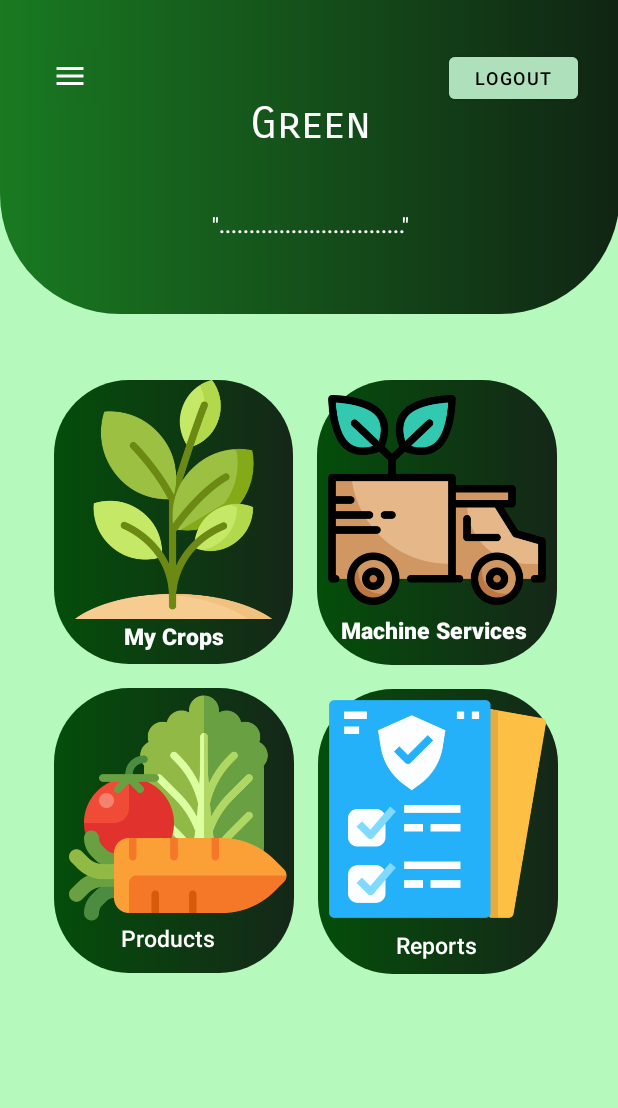
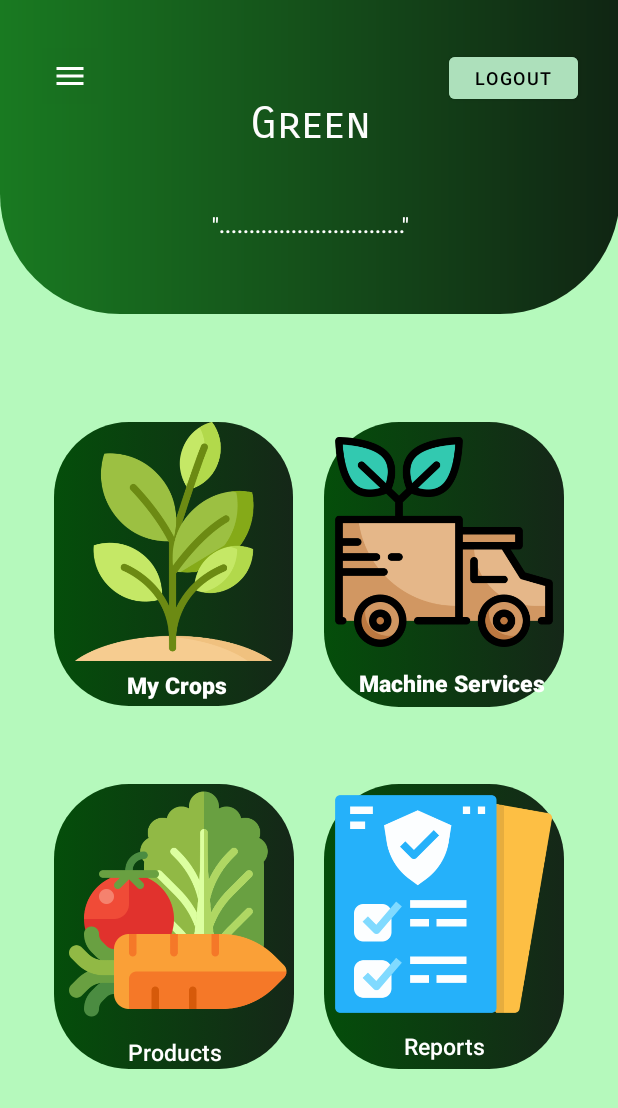
Before and after one commit to it21440472/Agri_App, an Android app: the screen it shows after launch once a user with an empty profile is signed in (homeActivity), on a phone screen of 412 x 824 dp. Shown: the top 1108 px of the screen. Run offline under Robolectric (Android 15) with nearby library versions, the phone set to English and light mode, and no system bars; our stand-ins replace Firebase (no records; nobody signed in at launch, a user with empty details on screens opened directly).

Commit message:
change  home UI

```diff
--- a/app/src/main/res/layout/activity_home.xml
+++ b/app/src/main/res/layout/activity_home.xml
@@ -79,55 +79,65 @@
             android:id="@+id/imageButton"
             android:layout_width="160dp"
             android:layout_height="190dp"
-            android:layout_marginStart="16dp"
-            android:layout_marginTop="44dp"
+            android:layout_marginTop="72dp"
+            android:layout_marginEnd="36dp"
             android:background="@drawable/iconback"
             android:scaleType="fitStart"
-            app:layout_constraintStart_toEndOf="@+id/mycropbtnmain3"
+            app:layout_constraintEnd_toEndOf="parent"
             app:layout_constraintTop_toBottomOf="@+id/constraintLayout"
             app:srcCompat="@drawable/transportation" />
+
+        <ImageButton
+            android:id="@+id/mycropbtnmain3"
+            android:layout_width="159dp"
+            android:layout_height="189dp"
+            android:layout_marginStart="36dp"
+            android:layout_marginTop="72dp"
+            android:layout_marginEnd="16dp"
+            android:background="@drawable/iconback"
+            android:scaleType="fitStart"
+            app:layout_constraintEnd_toStartOf="@+id/imageButton"
+            app:layout_constraintHorizontal_bias="0.0"
+            app:layout_constraintStart_toStartOf="parent"
+            app:layout_constraintTop_toBottomOf="@+id/constraintLayout"
+            app:srcCompat="@drawable/plantcrop" />
 
         <TextView
             android:id="@+id/textView3"
             android:layout_width="0dp"
             android:layout_height="wrap_content"
             android:layout_marginStart="32dp"
-            android:layout_marginTop="156dp"
             android:text="Machine Services"
             android:textAlignment="center"
             android:textAppearance="@style/TextAppearance.AppCompat.Body2"
             android:textColor="@color/white"
             android:textSize="15dp"
             android:textStyle="bold"
+            app:layout_constraintBottom_toBottomOf="@+id/imageButton"
+            app:layout_constraintEnd_toEndOf="@+id/imageButton"
+            app:layout_constraintHorizontal_bias="1.0"
             app:layout_constraintStart_toEndOf="@+id/mycropbtnmain3"
-            app:layout_constraintTop_toTopOf="@+id/imageButton" />
-
-        <ImageButton
-            android:id="@+id/mycropbtnmain3"
-            android:layout_width="159dp"
-            android:layout_height="189dp"
-            android:layout_marginStart="36dp"
-            android:layout_marginTop="44dp"
-            android:background="@drawable/iconback"
-            android:scaleType="fitStart"
-            app:layout_constraintStart_toStartOf="parent"
-            app:layout_constraintTop_toBottomOf="@+id/constraintLayout"
-            app:srcCompat="@drawable/plantcrop" />
+            app:layout_constraintTop_toTopOf="@+id/imageButton"
+            app:layout_constraintVertical_bias="0.97" />
 
         <TextView
             android:id="@+id/textView2"
             android:layout_width="87dp"
             android:layout_height="24dp"
-            android:layout_marginStart="36dp"
-            android:layout_marginTop="160dp"
+            android:layout_marginTop="164dp"
+            android:layout_marginBottom="32dp"
             android:text="My Crops"
             android:textAlignment="center"
             android:textAppearance="@style/TextAppearance.AppCompat.Body2"
             android:textColor="@color/white"
             android:textSize="15dp"
             android:textStyle="bold"
+            app:layout_constraintBottom_toTopOf="@+id/imageButton2"
+            app:layout_constraintEnd_toEndOf="@+id/mycropbtnmain3"
+            app:layout_constraintHorizontal_bias="0.527"
             app:layout_constraintStart_toStartOf="@+id/mycropbtnmain3"
-            app:layout_constraintTop_toTopOf="@+id/mycropbtnmain3" />
+            app:layout_constraintTop_toTopOf="@+id/mycropbtnmain3"
+            app:layout_constraintVertical_bias="0.03" />
 
         <ImageButton
             android:id="@+id/imageButton2"
@@ -135,8 +145,13 @@
             android:layout_height="190dp"
             android:layout_marginStart="36dp"
             android:layout_marginTop="16dp"
+            android:layout_marginEnd="18dp"
+            android:layout_marginBottom="76dp"
             android:background="@drawable/iconback"
             android:scaleType="fitStart"
+            app:layout_constraintBottom_toBottomOf="parent"
+            app:layout_constraintEnd_toStartOf="@+id/imageButton3"
+            app:layout_constraintHorizontal_bias="0.0"
             app:layout_constraintStart_toStartOf="parent"
             app:layout_constraintTop_toBottomOf="@+id/mycropbtnmain3"
             app:srcCompat="@drawable/vegetable" />
@@ -145,13 +160,14 @@
             android:id="@+id/textView4"
             android:layout_width="0dp"
             android:layout_height="wrap_content"
-            android:layout_marginStart="44dp"
-            android:layout_marginTop="156dp"
+            android:layout_marginTop="168dp"
             android:text="Products"
             android:textAlignment="center"
             android:textAppearance="@style/TextAppearance.AppCompat.Body2"
             android:textColor="@color/white"
             android:textSize="15dp"
+            app:layout_constraintEnd_toEndOf="@+id/imageButton2"
+            app:layout_constraintHorizontal_bias="0.0"
             app:layout_constraintStart_toStartOf="@+id/imageButton2"
             app:layout_constraintTop_toTopOf="@+id/imageButton2" />
 
@@ -159,11 +175,13 @@
             android:id="@+id/imageButton3"
             android:layout_width="160dp"
             android:layout_height="190dp"
-            android:layout_marginStart="16dp"
             android:layout_marginTop="16dp"
+            android:layout_marginEnd="36dp"
+            android:layout_marginBottom="76dp"
             android:background="@drawable/iconback"
             android:scaleType="fitStart"
-            app:layout_constraintStart_toEndOf="@+id/imageButton2"
+            app:layout_constraintBottom_toBottomOf="parent"
+            app:layout_constraintEnd_toEndOf="parent"
             app:layout_constraintTop_toBottomOf="@+id/imageButton"
             app:srcCompat="@drawable/document" />
 
@@ -171,13 +189,14 @@
             android:id="@+id/textView5"
             android:layout_width="0dp"
             android:layout_height="wrap_content"
-            android:layout_marginStart="52dp"
-            android:layout_marginTop="160dp"
+            android:layout_marginTop="164dp"
             android:text="Reports"
             android:textAlignment="center"
             android:textAppearance="@style/TextAppearance.AppCompat.Body2"
             android:textColor="@color/white"
             android:textSize="15dp"
+            app:layout_constraintEnd_toEndOf="@+id/imageButton3"
+            app:layout_constraintHorizontal_bias="0.0"
             app:layout_constraintStart_toStartOf="@+id/imageButton3"
             app:layout_constraintTop_toTopOf="@+id/imageButton3" />
 
--- a/app/src/main/res/layout/activity_insertion.xml
+++ b/app/src/main/res/layout/activity_insertion.xml
@@ -106,8 +106,10 @@
         android:layout_width="250dp"
         android:layout_height="wrap_content"
         android:layout_marginTop="52dp"
+        android:layout_marginBottom="189dp"
         android:backgroundTint="@color/backstyle"
         android:text="Save"
+        app:layout_constraintBottom_toBottomOf="parent"
         app:layout_constraintEnd_toEndOf="parent"
         app:layout_constraintHorizontal_bias="0.5"
         app:layout_constraintStart_toStartOf="parent"
```
